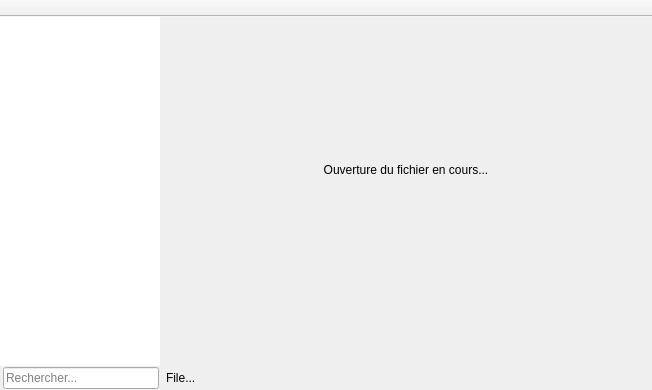
First picture: the form in sources/editor/editor.ui, repository davy7125/polyphone, before the edit.
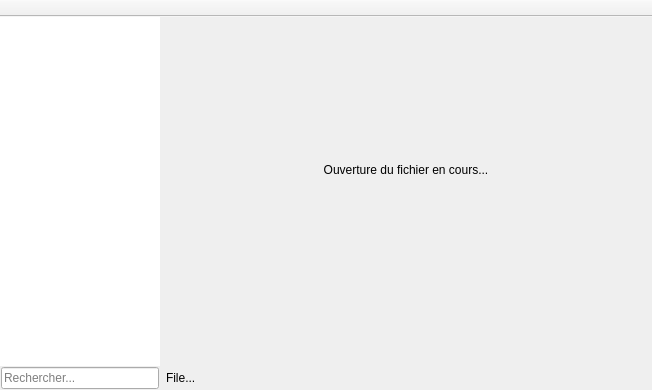
Second picture: the form after the edit. Custom widgets are drawn as their Qt base class.

The edit to the form file:
```diff
--- a/sources/editor/editor.ui
+++ b/sources/editor/editor.ui
@@ -122,16 +122,16 @@
          </property>
          <layout class="QGridLayout" name="gridLayout">
           <property name="leftMargin">
-           <number>3</number>
+           <number>1</number>
           </property>
           <property name="topMargin">
-           <number>0</number>
+           <number>1</number>
           </property>
           <property name="rightMargin">
            <number>1</number>
           </property>
           <property name="bottomMargin">
-           <number>0</number>
+           <number>1</number>
           </property>
           <item row="0" column="0">
            <widget class="QLineEdit" name="editFilter">
```
